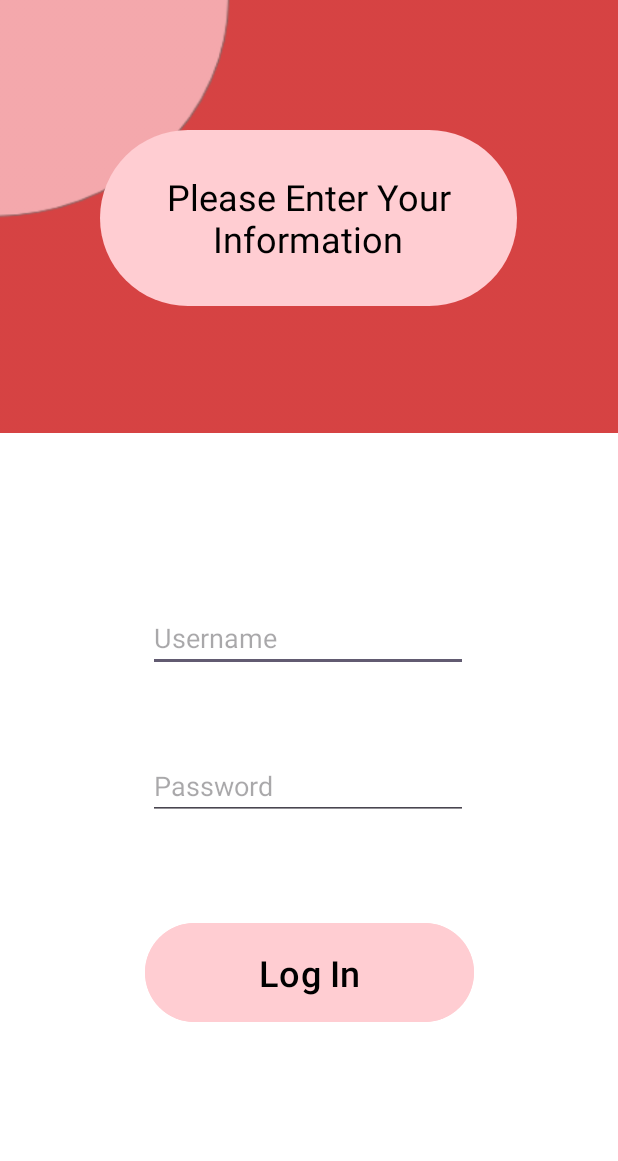
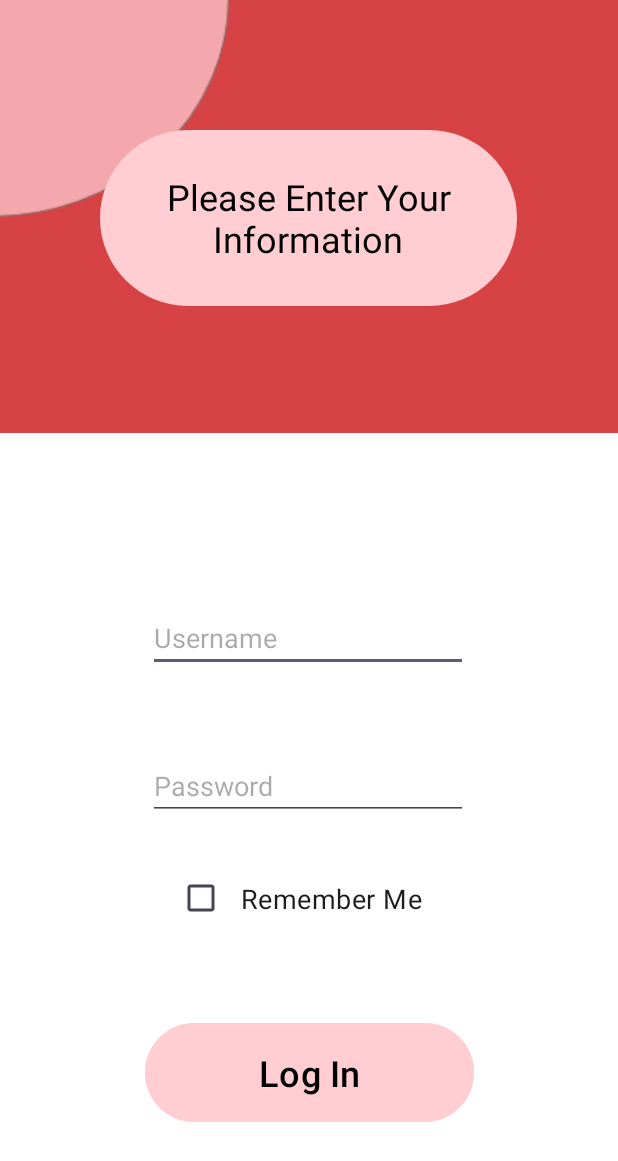
Before and after one commit to pickenst/MS-Aid, an Android app: the screen it shows after launch (LoginActivity), after a tap on "Log In", on a phone screen of 412 x 824 dp. Shown: the top 1161 px of the screen. Run offline under Robolectric (Android 15) with nearby library versions, the phone set to English and light mode, and no system bars.

Commit message:
Version 1.1

```diff
--- a/app/src/main/java/edu/utsa/cs3443/msaid/LoginActivity.java
+++ b/app/src/main/java/edu/utsa/cs3443/msaid/LoginActivity.java
@@ -5,6 +5,7 @@ import static java.lang.Integer.parseInt;
 import android.os.Bundle;
 import android.view.View;
 import android.widget.Button;
+import android.widget.CheckBox;
 import android.widget.EditText;
 import android.widget.Toast;
 import android.content.Intent;
@@ -13,6 +14,8 @@ import androidx.appcompat.app.AppCompatActivity;
 
 import java.io.File;
 import java.io.FileNotFoundException;
+import java.io.FileOutputStream;
+import java.io.IOException;
 import java.io.InputStream;
 import java.io.OutputStream;
 import java.util.Scanner;
@@ -27,19 +30,19 @@ public class LoginActivity extends AppCompatActivity {
 
     String usersDir = "users";
     String userLoginDir = "userLogin.csv";
-
+    String lastUserDir = "last.csv";
     @Override
     protected void onCreate(Bundle savedInstanceState) {
         super.onCreate(savedInstanceState);
         setContentView(R.layout.activity_login);
         EditText usernameInput = findViewById(R.id.username);
         EditText passwordInput = findViewById(R.id.password);
+        CheckBox rememberMeBox = findViewById(R.id.remember_me);
         Intent homeLink = new Intent(this, HomeActivity.class);
+        homeLink.addFlags(Intent.FLAG_ACTIVITY_CLEAR_TOP|Intent.FLAG_ACTIVITY_NEW_TASK|Intent.FLAG_ACTIVITY_CLEAR_TASK);
         File users = new File(getFilesDir(), usersDir);
-        File userLogin = new File(getFilesDir(), userLoginDir);
-        OutputStream out = null;
-        InputStream in = null;
-        Scanner scnr = null;
+        InputStream in;
+        Scanner scnr;
         if(!users.exists()){
             boolean created = users.mkdir();
         }
@@ -62,9 +65,22 @@ public class LoginActivity extends AppCompatActivity {
                     String[] buffer = (finalScnr.next()).split(",");
                     if(buffer[0].equals(username) && buffer[1].equals(password)){
                         User activeUser = new User(buffer[2] + " " + buffer[3], parseInt(buffer[4]));
+                        if(rememberMeBox.isChecked()){
+                            File lastUser = new File(getFilesDir(), lastUserDir);
+                            try {
+                                FileOutputStream writer = new FileOutputStream(lastUser, false);
+                                writer.write((activeUser.getName() + "," + activeUser.getAge()).getBytes());
+                                writer.close();
+                            } catch (FileNotFoundException e) {
+                                throw new RuntimeException(e);
+                            } catch (IOException e) {
+                                throw new RuntimeException(e);
+                            }
+                        }
                         homeLink.putExtra("user", activeUser);
                         startActivity(homeLink);
                         foundUser = true;
+                        finish();
                         break;
                     }
                 }
--- a/app/src/main/java/edu/utsa/cs3443/msaid/MainActivity.java
+++ b/app/src/main/java/edu/utsa/cs3443/msaid/MainActivity.java
@@ -1,4 +1,6 @@
 package edu.utsa.cs3443.msaid;
+
+import static java.lang.Integer.parseInt;
 
 import android.Manifest;
 import android.content.Intent;
@@ -6,31 +8,45 @@ import android.content.pm.PackageManager;
 import android.os.Bundle;
 import android.view.View;
 import android.widget.Button;
+import android.widget.CheckBox;
 import android.widget.Toast;
 
 import androidx.appcompat.app.AppCompatActivity;
 import androidx.core.app.ActivityCompat;
 
 import java.io.*;
+import java.util.Arrays;
+import java.util.Scanner;
+
+import edu.utsa.cs3443.msaid.model.User;
 
 public class MainActivity extends AppCompatActivity {
 
     /*
-        TODO: Cleanup
+        TODO:
+         -Cleanup
      */
+    private Intent loginLink;
+    private Intent signupLink;
     String userLoginDir = "userLogin.csv";
+    String lastUserDir = "last.csv";
     @Override
     protected void onCreate(Bundle savedInstanceState) {
         super.onCreate(savedInstanceState);
         setContentView(R.layout.activity_main);
         requestLocationPermissions();
-        Intent loginLink = new Intent(this, LoginActivity.class);
-        Intent signupLink = new Intent(this, SignupActivityOne.class);
+        try {
+            resumeUser();
+        } catch (FileNotFoundException e) {
+            throw new RuntimeException(e);
+        }
+        loginLink = new Intent(this, LoginActivity.class);
+        signupLink = new Intent(this, SignupActivityOne.class);
         validateFiles();
-        initButtons(loginLink, signupLink);
+        initButtons();
     }
 
-    private void initButtons(Intent loginLink, Intent signupLink){
+    private void initButtons(){
         Button loginButton = findViewById(R.id.login);
         Button signupButton = findViewById(R.id.signup);
         loginButton.setOnClickListener(new View.OnClickListener(){
@@ -58,6 +74,19 @@ public class MainActivity extends AppCompatActivity {
         }
     }
 
+    private void resumeUser() throws FileNotFoundException {
+        Intent homeLink = new Intent(this, HomeActivity.class);
+        File lastUser = new File(getFilesDir(), lastUserDir);
+        if(!lastUser.exists()){
+            return;
+        }
+        InputStream in = this.openFileInput(lastUserDir);
+        Scanner scnr = new Scanner(in);
+        String[] buffer = scnr.nextLine().split(",");
+        homeLink.putExtra("user", new User(buffer[0], Integer.parseInt(buffer[1])));
+        startActivity(homeLink);
+    }
+
     private void requestLocationPermissions() {
         //Request location permissions if application does not possess them
         if (ActivityCompat.checkSelfPermission(this, android.Manifest.permission.ACCESS_FINE_LOCATION) != PackageManager.PERMISSION_GRANTED && ActivityCompat.checkSelfPermission(this, Manifest.permission.ACCESS_COARSE_LOCATION) != PackageManager.PERMISSION_GRANTED) {
--- a/app/src/main/res/layout/activity_login.xml
+++ b/app/src/main/res/layout/activity_login.xml
@@ -34,7 +34,7 @@
         app:layout_constraintEnd_toEndOf="parent"
         app:layout_constraintStart_toStartOf="parent"
         app:layout_constraintTop_toTopOf="parent"
-        app:layout_constraintVertical_bias="0.815" />
+        app:layout_constraintVertical_bias="0.904" />
 
     <TextView
         android:id="@+id/login_header"
@@ -83,5 +83,19 @@
         app:layout_constraintTop_toTopOf="parent"
         app:layout_constraintVertical_bias="0.644" />
 
+    <CheckBox
+        android:id="@+id/remember_me"
+        android:layout_width="174dp"
+        android:layout_height="38dp"
+        android:gravity="center"
+        android:text="Remember Me"
+        android:textSize="18sp"
+        app:layout_constraintBottom_toBottomOf="parent"
+        app:layout_constraintEnd_toEndOf="parent"
+        app:layout_constraintHorizontal_bias="0.497"
+        app:layout_constraintStart_toStartOf="parent"
+        app:layout_constraintTop_toTopOf="parent"
+        app:layout_constraintVertical_bias="0.738" />
+
 
 </androidx.constraintlayout.widget.ConstraintLayout>
--- a/app/src/main/res/layout/activity_main.xml
+++ b/app/src/main/res/layout/activity_main.xml
@@ -15,11 +15,12 @@
         android:backgroundTint="@color/text_box_color_1"
         android:text="@string/log_in"
         android:textColor="@color/black"
+        android:textSize="32sp"
         app:layout_constraintBottom_toBottomOf="parent"
         app:layout_constraintEnd_toEndOf="parent"
         app:layout_constraintStart_toStartOf="parent"
         app:layout_constraintTop_toTopOf="parent"
-        app:layout_constraintVertical_bias="0.63" />
+        app:layout_constraintVertical_bias="0.535" />
 
     <TextView
         android:id="@+id/title"
@@ -44,10 +45,11 @@
         android:backgroundTint="@color/text_box_color_1"
         android:text="@string/sign_up"
         android:textColor="@color/black"
+        android:textSize="32sp"
         app:layout_constraintBottom_toBottomOf="parent"
         app:layout_constraintEnd_toEndOf="parent"
         app:layout_constraintStart_toStartOf="parent"
         app:layout_constraintTop_toTopOf="parent"
-        app:layout_constraintVertical_bias="0.791" />
+        app:layout_constraintVertical_bias="0.684" />
 
 </androidx.constraintlayout.widget.ConstraintLayout>
--- a/app/src/main/res/values/strings.xml
+++ b/app/src/main/res/values/strings.xml
@@ -36,4 +36,5 @@
     <string name="no1">No</string>
     <string name="alarm_placeholder">ALARM PLACEHOLDER</string>
     <string name="loading_placeholder">...</string>
+    <string name="log_out">Log Out</string>
 </resources>
```
Also changed, not shown: app/src/main/java/edu/utsa/cs3443/msaid/ProfileActivity.java (+19 -2 lines), app/src/main/res/layout/activity_profile.xml (+14 -0 lines), 1 other file.
